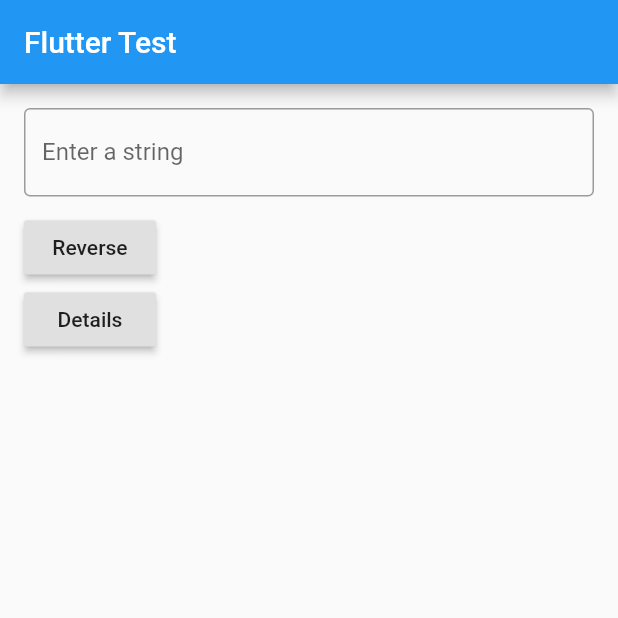
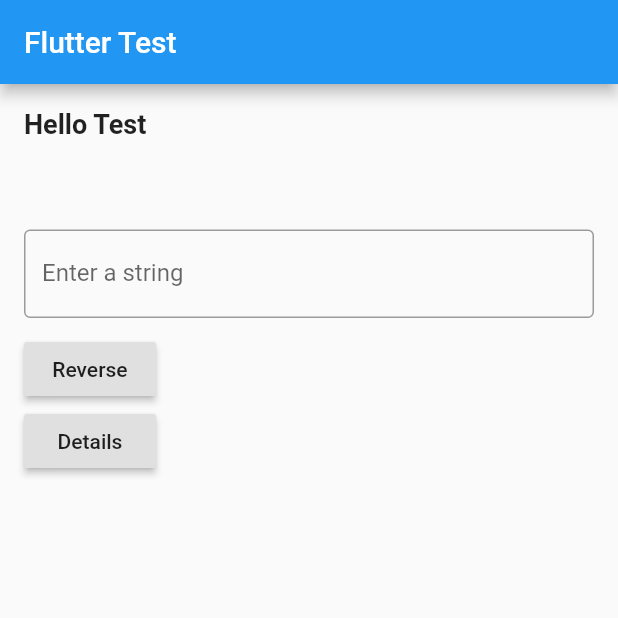
Before and after one commit to fida1989/flutter_testing_demo, a Flutter app: the screen it shows after launch, on a phone screen of 412 x 824 dp, the top half of it. Run offline on Flutter 3.47's test engine with Material 2 defaults, Android fonts, the phone set to English and light mode, and no system bars.

Commit message:
test code updated

```diff
--- a/lib/main.dart
+++ b/lib/main.dart
@@ -41,7 +41,19 @@ class _HomePageState extends State<HomePage> {
         child: Column(
           crossAxisAlignment: CrossAxisAlignment.start,
           children: <Widget>[
+            Container(
+              margin: EdgeInsets.only(bottom: 50),
+              child: Text(
+                "Hello Test",
+                style: TextStyle(
+                  fontWeight: FontWeight.bold,
+                  fontSize: 18.0,
+                ),
+              ),
+            ),
+            SizedBox(height: 10.0),
             TextField(
+              key: Key("myKey"),
               controller: _controller,
               decoration: InputDecoration(
                   border: OutlineInputBorder(),
```
Also changed, not shown: 1 other file.
